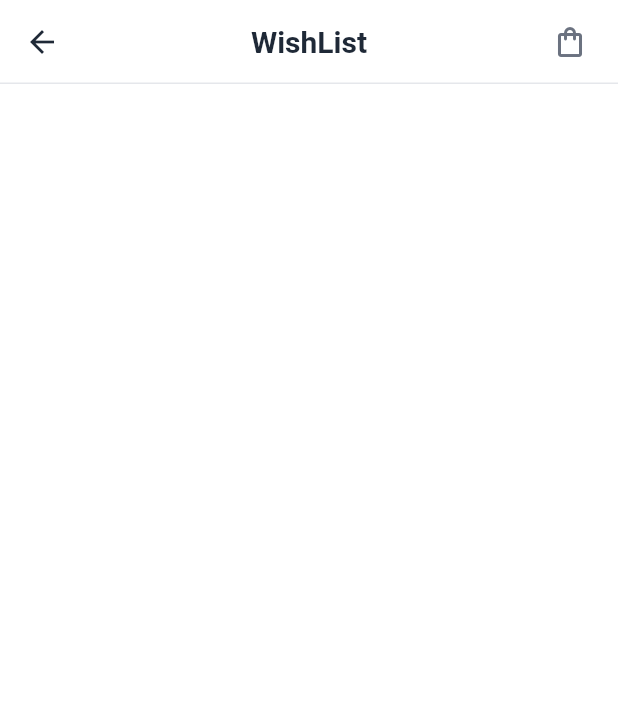
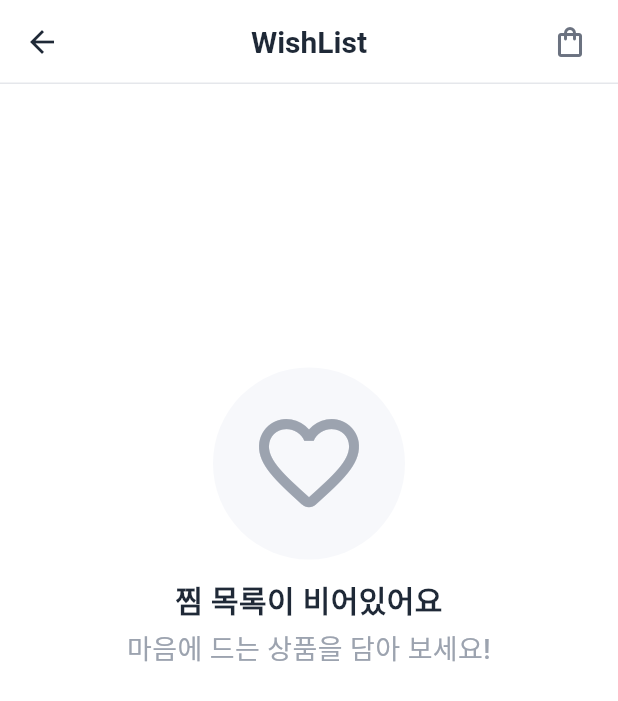
Before and after one commit to Jr-Dong/tech_check_app, a Flutter app: the screen it shows after launch, after a tap on the "favorite outline" icon, on a phone screen of 412 x 824 dp. Shown: the top 701 px of the screen. Run offline on Flutter 3.47's test engine with Material 3 defaults, Android fonts, the phone set to English and light mode, and no system bars; our stand-ins replace carousel_slider, currency_text_input_formatter; network calls fail; Roboto replaces fonts that are missing (Pretendard).

Commit message:
feat: 중간 저장 찜하기 목록 구현

```diff
--- a/lib/core/widgets/common_app_bar.dart
+++ b/lib/core/widgets/common_app_bar.dart
@@ -1,5 +1,6 @@
 import 'package:flutter/material.dart';
 import 'package:tech_check_app/core/app_colors.dart';
+import 'package:tech_check_app/model/cart_item.dart';
 import 'package:tech_check_app/model/product_entity.dart';
 import 'package:tech_check_app/pages/product_wishlist/product_wishlist_page.dart';
 import 'package:tech_check_app/pages/shopping/shopping_page.dart';
@@ -9,7 +10,9 @@ class CommonAppBar extends StatelessWidget implements PreferredSizeWidget {
   final Widget? title;
   final bool centerTitle;
   final bool isWish;
-  final Map<ProductEntity, int> shoppingCart;
+  final List<CartItem> shoppingCart;
+  final Set<ProductEntity> wishSet;
+  final void Function(ProductEntity) onToggleWish;
 
   const CommonAppBar({
     super.key,
@@ -17,6 +20,8 @@ class CommonAppBar extends StatelessWidget implements PreferredSizeWidget {
     this.centerTitle = false,
     this.isWish = true,
     required this.shoppingCart,
+    required this.wishSet,
+    required this.onToggleWish,
   });
 
   @override
@@ -31,8 +36,11 @@ class CommonAppBar extends StatelessWidget implements PreferredSizeWidget {
               Navigator.push(
                 context,
                 MaterialPageRoute(
-                  builder: (context) =>
-                      ProductWishlistPage(shoppingCart: shoppingCart),
+                  builder: (context) => ProductWishlistPage(
+                    shoppingCart: shoppingCart,
+                    wishSet: wishSet,
+                    onToggleWish: onToggleWish,
+                  ),
                 ),
               );
             },
--- /dev/null
+++ b/lib/core/widgets/common_empty_view.dart
@@ -0,0 +1,66 @@
+import 'package:flutter/material.dart';
+import 'package:tech_check_app/core/app_colors.dart';
+import 'package:tech_check_app/core/fonts.dart';
+
+class CommonEmptyListItem extends StatelessWidget {
+  final String? imagePath;
+  final IconData? icon;
+  final double visualSize;
+
+  final String title;
+  final String description;
+
+  const CommonEmptyListItem({
+    super.key,
+    this.imagePath,
+    this.icon,
+    this.visualSize = 190,
+    required this.title,
+    required this.description,
+  }) : assert(
+         imagePath != null || icon != null,
+         'imagePath 또는 icon 중 하나는 반드시 필요합니다.',
+       );
+
+  @override
+  Widget build(BuildContext context) {
+    final Widget visualWidget = imagePath != null
+        ? Image.asset(imagePath!, height: visualSize)
+        : Container(
+            padding: const EdgeInsets.all(24),
+            decoration: const BoxDecoration(
+              color: AppColors.background,
+              shape: BoxShape.circle,
+            ),
+            child: Icon(icon, size: visualSize * 0.5, color: AppColors.gray400),
+          );
+
+    return Center(
+      child: Column(
+        children: [
+          const Spacer(flex: 1),
+
+          visualWidget,
+
+          const SizedBox(height: 12),
+
+          Text(
+            title,
+            style: AppTextStyles.s20w600.copyWith(color: AppColors.textPrimary),
+            textAlign: TextAlign.center,
+          ),
+
+          const SizedBox(height: 4),
+
+          Text(
+            description,
+            style: AppTextStyles.s18w500.copyWith(color: AppColors.gray400),
+            textAlign: TextAlign.center,
+          ),
+
+          const Spacer(flex: 2),
+        ],
+      ),
+    );
+  }
+}
--- /dev/null
+++ b/lib/model/cart_item.dart
@@ -0,0 +1,9 @@
+import 'package:tech_check_app/model/product_entity.dart';
+
+class CartItem {
+  final ProductEntity product;
+  int quantity;
+  bool isSelected;
+
+  CartItem({required this.product, this.quantity = 1, this.isSelected = true});
+}
--- a/lib/pages/product_detail/widgets/detail_bottom.dart
+++ b/lib/pages/product_detail/widgets/detail_bottom.dart
@@ -8,7 +8,6 @@ class DetailBottom extends StatelessWidget {
 
   @override
   Widget build(BuildContext context) {
-    int count;
     return SafeArea(
       child: Container(
         padding: EdgeInsets.symmetric(vertical: 12, horizontal: 16),
--- a/lib/pages/product_list/product_list_page.dart
+++ b/lib/pages/product_list/product_list_page.dart
@@ -1,7 +1,8 @@
 import 'package:flutter/material.dart';
 import 'package:tech_check_app/core/widgets/common_app_bar.dart';
+import 'package:tech_check_app/core/widgets/common_empty_view.dart';
+import 'package:tech_check_app/model/cart_item.dart';
 import 'package:tech_check_app/model/product_entity.dart';
-import 'package:tech_check_app/pages/product_list/widgets/empty_list_item.dart';
 import 'package:tech_check_app/pages/product_list/widgets/product_list_view.dart';
 import 'package:tech_check_app/pages/product_register/product_register_page.dart';
 
@@ -15,7 +16,7 @@ class ProductListPage extends StatefulWidget {
 class _ProductListPageState extends State<ProductListPage> {
   // 프로덕트 리스트
   List<ProductEntity> productList = [];
-  Map<ProductEntity, int> shoppingCart = {};
+  List<CartItem> cartItems = [];
   Set<ProductEntity> wishSet = {};
 
   void onCreate(ProductEntity item) {
@@ -26,11 +27,16 @@ class _ProductListPageState extends State<ProductListPage> {
 
   void addToCart(ProductEntity product) {
     setState(() {
-      if (shoppingCart.containsKey(product)) {
-        final currentCount = shoppingCart[product]!;
-        shoppingCart[product] = currentCount + 1;
+      final index = cartItems.indexWhere(
+        (item) => item.product.id == product.id,
+      );
+
+      if (index != -1) {
+        cartItems[index].quantity += 1;
       } else {
-        shoppingCart[product] = 1;
+        cartItems.add(
+          CartItem(product: product, quantity: 1, isSelected: true),
+        );
       }
     });
   }
@@ -64,12 +70,23 @@ class _ProductListPageState extends State<ProductListPage> {
       appBar: CommonAppBar(
         title: Image.asset('assets/images/techcheck_logo.png', height: 25),
         centerTitle: false,
-        shoppingCart: shoppingCart,
+        shoppingCart: cartItems,
+        wishSet: wishSet,
+        onToggleWish: onToggleWish,
       ),
       // 바디
       body: productList.isEmpty
-          ? EmptylistItem()
-          : ProductListItem(productList: productList, shoppingCart: shoppingCart),
+          ? const CommonEmptyListItem(
+              imagePath: 'assets/images/empty_page.png',
+              title: "등록된 상품이 없습니다.",
+              description: "+ 버튼을 눌러 첫 상품을 등록해보세요!",
+            )
+          : ProductListItem(
+              productList: productList,
+              shoppingCart: cartItems,
+              wishSet: wishSet,
+              onToggleWish: onToggleWish,
+            ),
     );
   }
 }
--- a/lib/pages/product_register/widgets/price_form_field_section.dart
+++ b/lib/pages/product_register/widgets/price_form_field_section.dart
@@ -1,5 +1,6 @@
 import 'package:currency_text_input_formatter/currency_text_input_formatter.dart';
 import 'package:flutter/material.dart';
+import 'package:flutter/services.dart';
 import 'package:tech_check_app/core/app_colors.dart';
 import 'package:tech_check_app/core/fonts.dart';
 
@@ -57,6 +58,7 @@ class PriceFormFieldSection extends StatelessWidget {
               symbol: '',
               decimalDigits: 0,
             ),
+            LengthLimitingTextInputFormatter(9),
           ],
           validator: validator,
         ),
--- a/lib/pages/product_wishlist/product_wishlist_page.dart
+++ b/lib/pages/product_wishlist/product_wishlist_page.dart
@@ -1,12 +1,32 @@
 import 'package:flutter/material.dart';
 import 'package:tech_check_app/core/widgets/common_app_bar.dart';
+import 'package:tech_check_app/core/widgets/common_empty_view.dart';
+import 'package:tech_check_app/model/cart_item.dart';
 import 'package:tech_check_app/model/product_entity.dart';
 import 'package:tech_check_app/pages/product_list/widgets/product_list_view.dart';
 
-class ProductWishlistPage extends StatelessWidget {
-  final Map<ProductEntity, int> shoppingCart;
+class ProductWishlistPage extends StatefulWidget {
+  final List<CartItem> shoppingCart;
+  final Set<ProductEntity> wishSet;
+  final void Function(ProductEntity) onToggleWish;
 
-  const ProductWishlistPage({super.key, required this.shoppingCart});
+  const ProductWishlistPage({
+    super.key,
+    required this.shoppingCart,
+    required this.wishSet,
+    required this.onToggleWish,
+  });
+
+  @override
+  State<ProductWishlistPage> createState() => _ProductWishlistPageState();
+}
+
+class _ProductWishlistPageState extends State<ProductWishlistPage> {
+  void _handleToggleWish(ProductEntity product) {
+    setState(() {
+      widget.onToggleWish(product);
+    });
+  }
 
   @override
   Widget build(BuildContext context) {
@@ -15,9 +35,27 @@ class ProductWishlistPage extends StatelessWidget {
         title: Text("WishList"),
         centerTitle: true,
         isWish: false,
-        shoppingCart: shoppingCart,
+        shoppingCart: widget.shoppingCart,
+        wishSet: widget.wishSet,
+        onToggleWish: (product) {
+          _handleToggleWish(product);
+        },
       ),
-      body: ProductListItem(shoppingCart: shoppingCart, productList: []),
+      body: widget.wishSet.isEmpty
+          ? const CommonEmptyListItem(
+              icon: Icons.favorite_border_rounded,
+              visualSize: 160,
+              title: "찜 목록이 비어있어요",
+              description: "마음에 드는 상품을 담아 보세요!",
+            )
+          : ProductListItem(
+              shoppingCart: widget.shoppingCart,
+              productList: widget.wishSet.toList(),
+              wishSet: widget.wishSet,
+              onToggleWish: (product) {
+                _handleToggleWish(product);
+              },
+            ),
     );
   }
 }
```
Also changed, not shown: lib/pages/product_detail/product_detail_page.dart (+16 -3 lines), lib/pages/product_list/widgets/product_list_card.dart (+12 -18 lines), lib/pages/product_list/widgets/product_list_view.dart (+26 -8 lines), lib/pages/product_register/product_register_page.dart (+13 -9 lines), lib/pages/shopping/shopping_page.dart (+13 -6 lines), lib/pages/shopping/widgets/cart_selection_header.dart (+6 -1 lines), lib/pages/shopping/widgets/shopping_card.dart (+15 -10 lines), lib/pages/shopping/widgets/shopping_card_list.dart (+17 -20 lines), lib/pages/shopping/widgets/shopping_empty_view.dart (deleted, +0 -72 lines).
